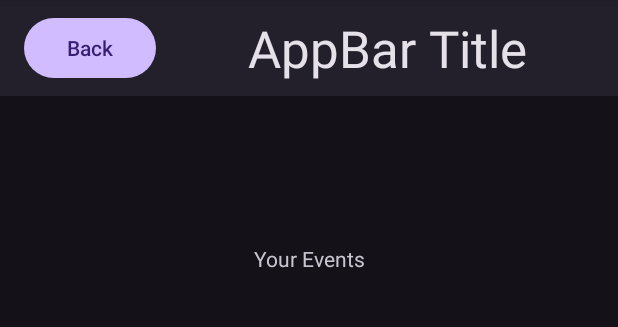
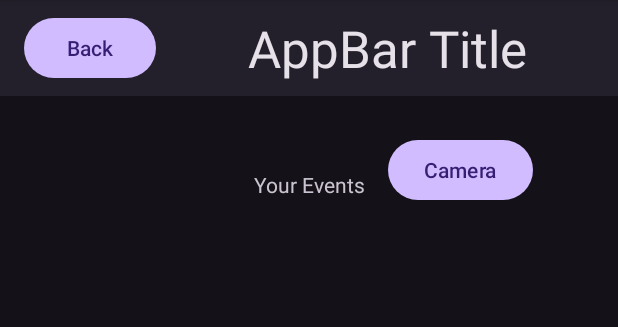
Before and after one commit to CMPUT301W24T21/ScanNPlan, an Android app: the AttendeeActivity screen opened directly, with no data from a screen before it, on a phone screen of 412 x 824 dp, the part 96-423 px from its top. Run offline under Robolectric (Android 15) with nearby library versions, the phone set to English and light mode, and no system bars.

Commit message:
updated from main

```diff
--- a/app/build.gradle.kts
+++ b/app/build.gradle.kts
@@ -33,7 +33,11 @@ dependencies {
     implementation("androidx.appcompat:appcompat:1.6.1")
     implementation("com.google.android.material:material:1.11.0")
     implementation("androidx.constraintlayout:constraintlayout:2.1.4")
+
     testImplementation("junit:junit:4.13.2")
     androidTestImplementation("androidx.test.ext:junit:1.1.5")
     androidTestImplementation("androidx.test.espresso:espresso-core:3.5.1")
+
+
+    implementation("com.google.zxing:core:3.4.1")
 }
--- a/app/src/main/res/layout/attendee_homepage.xml
+++ b/app/src/main/res/layout/attendee_homepage.xml
@@ -7,14 +7,14 @@
 
     <com.google.android.material.textview.MaterialTextView
         android:id="@+id/textView"
+        style="@style/ThemeOverlay.Material3.Button.TonalButton"
         android:layout_width="wrap_content"
         android:layout_height="wrap_content"
         android:text="Your Events"
         app:layout_constraintBottom_toTopOf="@+id/listView"
         app:layout_constraintEnd_toEndOf="parent"
         app:layout_constraintStart_toStartOf="parent"
-        app:layout_constraintTop_toBottomOf="@+id/textView2"
-        style="@style/ThemeOverlay.Material3.Button.TonalButton"
+        app:layout_constraintTop_toBottomOf="@+id/include"
 
         />
 
@@ -30,10 +30,21 @@
         app:layout_constraintVertical_bias="1.0"
         />
 
-    <include layout="@layout/global_top_appbar"/>
+    <include
+        android:id="@+id/include"
+        layout="@layout/global_top_appbar" />
 
-
-
+    <Button
+        android:id="@+id/openCameraButton"
+        android:layout_width="wrap_content"
+        android:layout_height="wrap_content"
+        android:text="Camera"
+        app:layout_constraintBottom_toBottomOf="parent"
+        app:layout_constraintEnd_toEndOf="parent"
+        app:layout_constraintHorizontal_bias="0.821"
+        app:layout_constraintStart_toStartOf="parent"
+        app:layout_constraintTop_toTopOf="parent"
+        app:layout_constraintVertical_bias="0.125" />
 
 
 </androidx.constraintlayout.widget.ConstraintLayout>
--- /dev/null
+++ b/app/src/main/res/layout/scan_event.xml
@@ -0,0 +1,6 @@
+<?xml version="1.0" encoding="utf-8"?>
+<androidx.constraintlayout.widget.ConstraintLayout xmlns:android="http://schemas.android.com/apk/res/android"
+    android:layout_width="match_parent"
+    android:layout_height="match_parent">
+
+</androidx.constraintlayout.widget.ConstraintLayout>
```
Also changed, not shown: app/src/main/AndroidManifest.xml (+15 -1 lines), app/src/main/java/com/example/project_3/Camera.java (added, +61 -0 lines), 587 other files.
